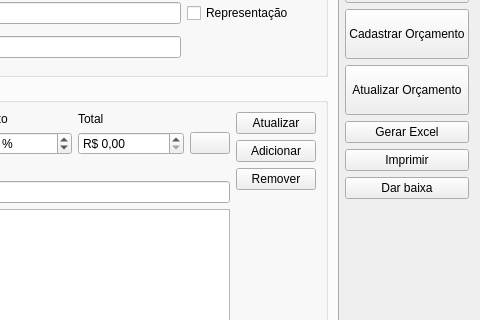
Before: the Qt Designer form ui/orcamento.ui in darktorres/ERP-STACCATO, drawn with Qt 5; both pictures show x 827 to 1307 and y 114 to 434 of the 1307 by 879 pixel window.
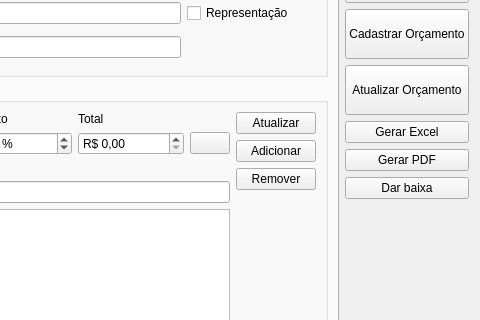
After: the same form once the commit is applied. Icons and pictures are not drawn. Custom widgets are drawn as their Qt base class.

```diff
--- a/ui/orcamento.ui
+++ b/ui/orcamento.ui
@@ -162,7 +162,7 @@
         <string>&lt;html&gt;&lt;head/&gt;&lt;body&gt;&lt;p&gt;Imprimir orçamento&lt;/p&gt;&lt;/body&gt;&lt;/html&gt;</string>
        </property>
        <property name="text">
-        <string>Imprimir</string>
+        <string>Gerar PDF</string>
        </property>
        <property name="autoDefault">
         <bool>false</bool>
```
Left out of the diff: 4 changed lines with no effect on the pictures.
